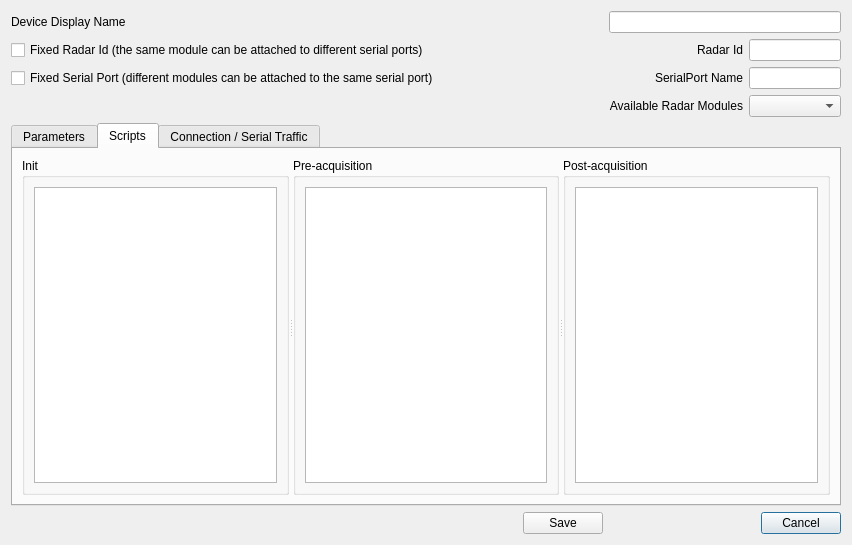
Above: uiElements/wndradarinstanceeditor.ui from ARIA-Sensing-srl/ARIA_RDK before the change. Below: the same form after it.
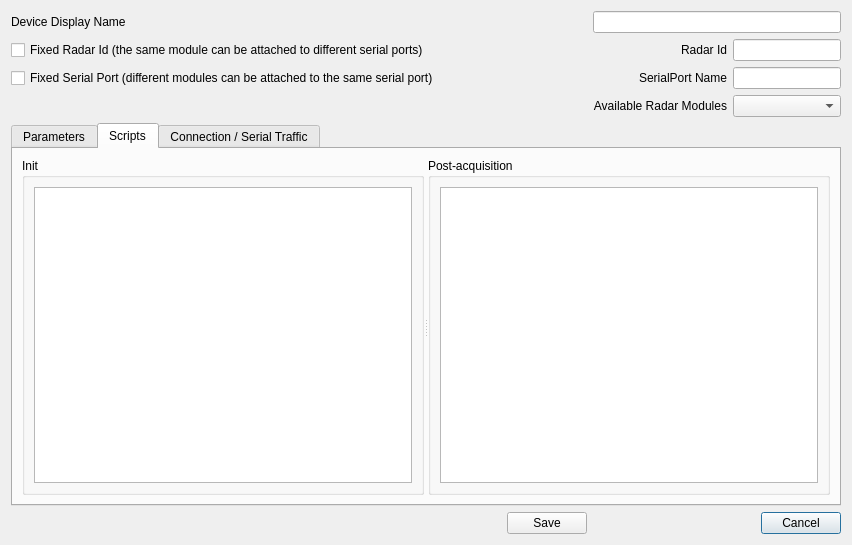
That is the form after the change. The open tabs and pages were chosen to show the change. Icons and pictures are not drawn.

Commit message: Pre-acquistion and post-acquisition merged. Added immediate param

Patch:
```diff
--- a/uiElements/wndradarinstanceeditor.ui
+++ b/uiElements/wndradarinstanceeditor.ui
@@ -142,16 +142,6 @@
            </item>
           </layout>
          </widget>
-         <widget class="QGroupBox" name="groupBox_3">
-          <property name="title">
-           <string>Pre-acquisition</string>
-          </property>
-          <layout class="QGridLayout" name="gridLayout_4">
-           <item row="0" column="0">
-            <widget class="QTableWidget" name="tblScriptsPreacq"/>
-           </item>
-          </layout>
-         </widget>
          <widget class="QGroupBox" name="groupBox_4">
           <property name="title">
            <string>Post-acquisition</string>
```
Left out of the diff: 2 changed lines with no effect on the pictures. The commit also changes 26 other files.
